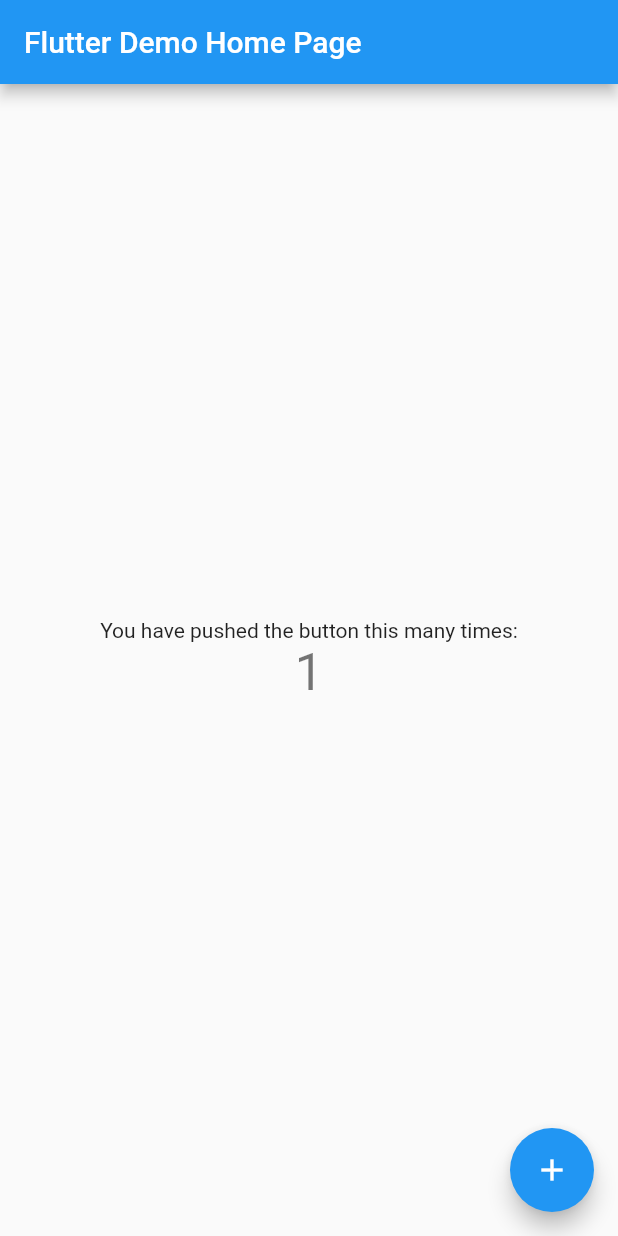
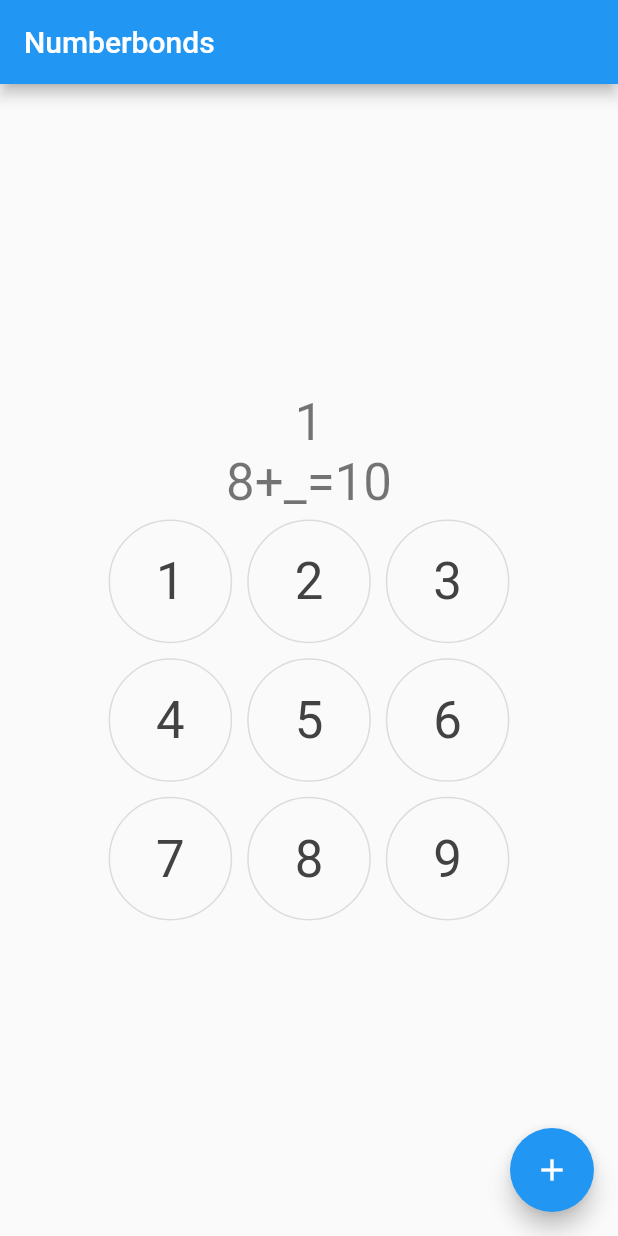
Before and after one commit to purposebakery/numberbonds, a Flutter app: the screen it shows after launch, after a tap on the "add" icon, on a phone screen of 412 x 824 dp. Run offline on Flutter 3.47's test engine with Material 2 defaults, Android fonts, the phone set to English and light mode, and no system bars.

Commit message:
started numberbondspage

```diff
--- a/lib/main.dart
+++ b/lib/main.dart
@@ -1,4 +1,5 @@
 import 'package:flutter/material.dart';
+import 'package:numberbonds/numberbonds/numberbondsPage.dart';
 
 void main() {
   runApp(MyApp());
@@ -8,58 +9,12 @@
   @override
   Widget build(BuildContext context) {
     return MaterialApp(
-      title: 'Flutter Demo',
+      title: 'Numberbonds',
       theme: ThemeData(
         primarySwatch: Colors.blue,
+          //fontFamily: 'Minecraftia'
       ),
-      home: MyHomePage(title: 'Flutter Demo Home Page'),
+      home: NumberBondsPage(),
     );
   }
 }
-
-class MyHomePage extends StatefulWidget {
-  MyHomePage({Key key, this.title}) : super(key: key);
-
-  final String title;
-
-  @override
-  _MyHomePageState createState() => _MyHomePageState();
-}
-
-class _MyHomePageState extends State<MyHomePage> {
-  int _counter = 0;
-
-  void _incrementCounter() {
-    setState(() {
-      _counter++;
-    });
-  }
-
-  @override
-  Widget build(BuildContext context) {
-    return Scaffold(
-      appBar: AppBar(
-        title: Text(widget.title),
-      ),
-      body: Center(
-        child: Column(
-          mainAxisAlignment: MainAxisAlignment.center,
-          children: <Widget>[
-            Text(
-              'You have pushed the button this many times:',
-            ),
-            Text(
-              '$_counter',
-              style: Theme.of(context).textTheme.headline4,
-            ),
-          ],
-        ),
-      ),
-      floatingActionButton: FloatingActionButton(
-        onPressed: _incrementCounter,
-        tooltip: 'Increment',
-        child: Icon(Icons.add),
-      ),
-    );
-  }
-}
--- /dev/null
+++ b/lib/numberbonds/numberbondspage.dart
@@ -0,0 +1,124 @@
+import 'package:flutter/material.dart';
+import 'package:flutter/widgets.dart';
+import 'package:numberbonds/utils/systemutils.dart';
+
+class NumberBondsPage extends StatefulWidget {
+  NumberBondsPage({Key key}) : super(key: key);
+
+  @override
+  _NumberBondsPageState createState() => _NumberBondsPageState();
+}
+
+class _NumberBondsPageState extends State<NumberBondsPage> {
+  int _counter = 0;
+  double numberPadItemWidth;
+
+  void _incrementCounter() {
+    setState(() {
+      _counter++;
+    });
+  }
+
+  void prebuild() {
+    double width = SystemUtils.getDisplayShortestSide(context);
+    numberPadItemWidth = width / 5.0;
+  }
+
+  @override
+  Widget build(BuildContext context) {
+    prebuild();
+    return Scaffold(
+      appBar: AppBar(
+        title: Text('Numberbonds'),
+      ),
+      body: Center(
+        child: Column(
+          mainAxisAlignment: MainAxisAlignment.center,
+          children: <Widget>[
+            Text(
+              '$_counter',
+              style: Theme.of(context).textTheme.headline4,
+            ),
+            buildEquation(context),
+            buildNumberPad(context)
+          ],
+        ),
+      ),
+      floatingActionButton: FloatingActionButton(
+        onPressed: _incrementCounter,
+        tooltip: 'Increment',
+        child: Icon(Icons.add),
+      ),
+    );
+  }
+
+  Widget buildEquation(BuildContext context) {
+    return Row(mainAxisAlignment: MainAxisAlignment.center, children: [
+      buildEquationNumber(context, "8"),
+      buildEquationNumber(context, "+"),
+      buildEquationNumber(context, "_"),
+      buildEquationNumber(context, "="),
+      buildEquationNumber(context, "10"),
+    ]);
+  }
+
+  Widget buildEquationNumber(BuildContext context, String number) {
+    return Text(
+      number,
+      style: Theme.of(context).textTheme.headline4,
+    );
+  }
+
+  Widget buildNumberPad(BuildContext context) {
+    return Column(children: [
+      Row(
+        mainAxisAlignment: MainAxisAlignment.center,
+        children: [
+          buildNumberPadNumber(context, "1"),
+          buildNumberPadNumber(context, "2"),
+          buildNumberPadNumber(context, "3"),
+        ],
+      ),
+      Row(
+        mainAxisAlignment: MainAxisAlignment.center,
+        children: [
+          buildNumberPadNumber(context, '4'),
+          buildNumberPadNumber(context, '5'),
+          buildNumberPadNumber(context, '6'),
+        ],
+      ),
+      Row(
+        mainAxisAlignment: MainAxisAlignment.center,
+        children: [
+          buildNumberPadNumber(context, '7'),
+          buildNumberPadNumber(context, '8'),
+          buildNumberPadNumber(context, '9'),
+        ],
+      ),
+    ]);
+  }
+
+  Widget buildNumberPadNumber(BuildContext context, String number) {
+    return
+      Padding(padding: EdgeInsets.all(5), child: OutlinedButton(
+        onPressed: () {
+          // Respond to button press
+        },
+        style: ButtonStyle(
+          minimumSize: MaterialStateProperty.resolveWith((_) => Size(numberPadItemWidth, numberPadItemWidth)),
+          shape: MaterialStateProperty.all<RoundedRectangleBorder>(
+              RoundedRectangleBorder(
+                  borderRadius: BorderRadius.circular(numberPadItemWidth / 2.0),
+                  side: BorderSide(color: Colors.red)
+              )
+          )
+        ),
+        child: Text(
+          number,
+          textAlign: TextAlign.center,
+          style: Theme.of(context).textTheme.headline4.apply(
+            color: Colors.grey.shade800
+          )
+        )));
+  }
+}
--- /dev/null
+++ b/lib/utils/systemutils.dart
@@ -0,0 +1,19 @@
+import 'package:flutter/widgets.dart';
+
+class SystemUtils{
+  static double getDisplaySizeWidth(BuildContext context) {
+    return MediaQuery.of(context).size.width;
+  }
+
+  static double getDisplaySizeHeight(BuildContext context) {
+    return MediaQuery.of(context).size.height;
+  }
+
+  static Size getDisplaySize(BuildContext context) {
+    return MediaQuery.of(context).size;
+  }
+
+  static double getDisplayShortestSide(BuildContext context){
+    return getDisplaySize(context).shortestSide;
+  }
+}
```
Also changed, not shown: pubspec.yaml (+4 -56 lines).
